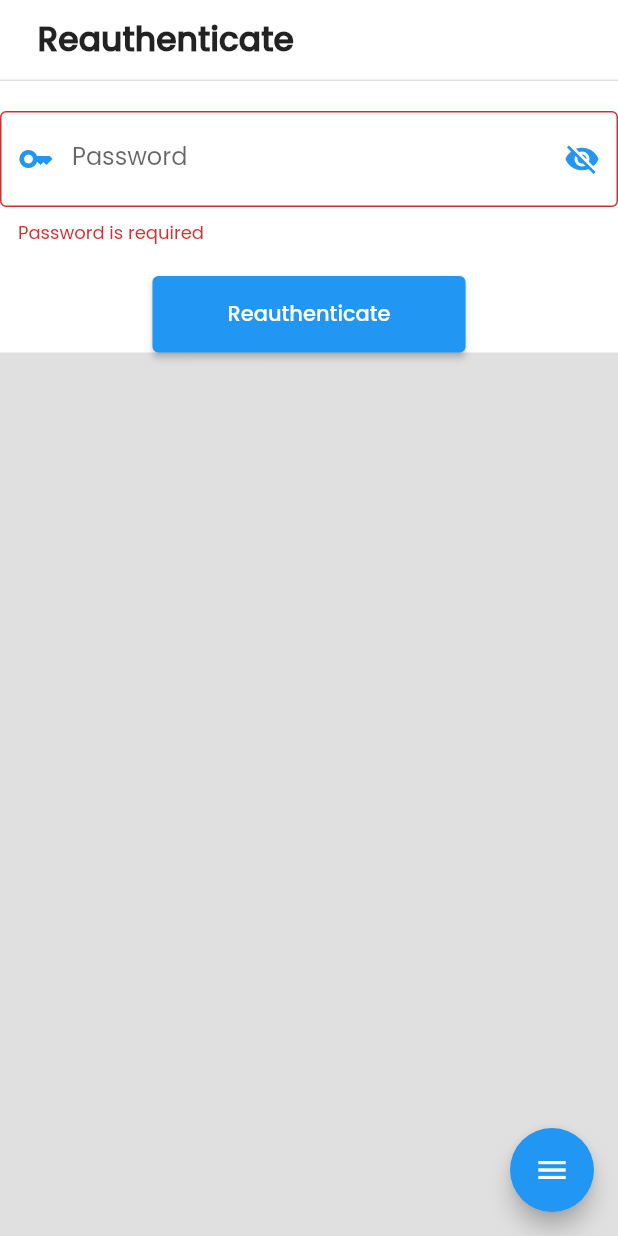
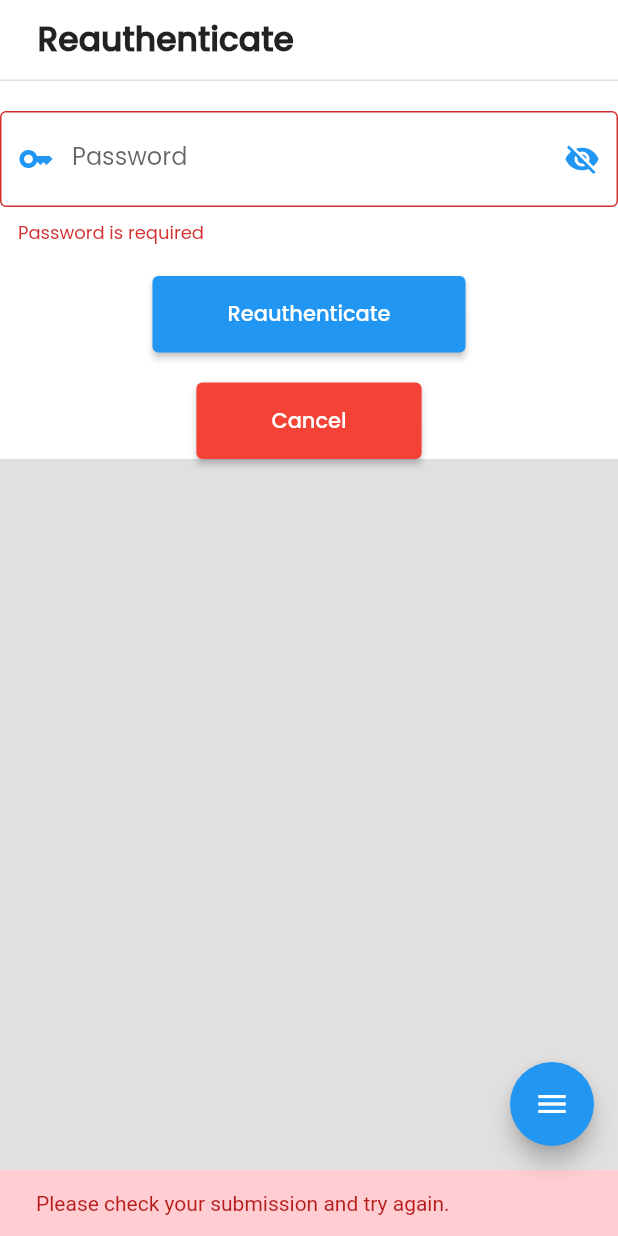
Before and after one commit to BrandonThomas84/gateway-fence-employee, a Flutter app: the ReauthScreen screen opened by its route, after a tap on "Reauthenticate", on a phone screen of 412 x 824 dp. Run offline on Flutter 3.47's test engine with Material 2 defaults, Android fonts, the phone set to English and light mode, and no system bars; our stand-ins replace firebase_auth, firebase_core, firebase_database, form_field_validator, geolocator, go_router; accounts and stored records are empty.

Commit message:
Fixing the reauth mostly. The input field is not starting off as editable when returning after the reauth but the rest of everything is working as expected

```diff
--- a/lib/providers/auth_provider.dart
+++ b/lib/providers/auth_provider.dart
@@ -62,7 +62,9 @@ class AuthProvider extends ChangeNotifier {
   /// This is caluclated using the value of the constant
   /// `reauthenticateFrequencySeconds`
   bool shouldReauthenticate() {
-    return getRefreshDuration() > const Duration(seconds: reauthenticateFrequencySeconds);
+    Duration duration = getRefreshDuration();
+
+    return  duration.inSeconds == 0 || duration > const Duration(seconds: reauthenticateFrequencySeconds);
   }
 }
 
--- a/lib/providers/current_route_provider.dart
+++ b/lib/providers/current_route_provider.dart
@@ -5,13 +5,21 @@ import 'package:go_router/go_router.dart';
 /// Provider to keep track of the current route
 class CurrentRouteProvider extends ChangeNotifier {
   String _currentRoute = '/';
+  String _previousRoute = '/';
 
   String get currentRoute => _currentRoute;
+  String get previousRoute => _previousRoute;
 
   void setCurrentRoute(String route, BuildContext context) {
+    _previousRoute = _currentRoute;
     _currentRoute = route;
     notifyListeners();
     Logger.info('current route changed to $route');
-    context.go(route);
+    // context.go(route);
+    GoRouter.of(context).go(route);
+  }
+
+  void goBack(BuildContext context) {
+    setCurrentRoute(_previousRoute, context);
   }
 }
--- a/lib/screens/profile.dart
+++ b/lib/screens/profile.dart
@@ -124,6 +124,7 @@ class _SettingsScreenState extends State<SettingsScreen> {
                 const SizedBox(height: 40),
                 ProfileInputRow(
                   isSecure: true,
+                  startEditing: !Provider.of<AuthProvider>(context).shouldReauthenticate(),
                   name: 'Email',
                   icon: Icons.email_outlined,
                   initialValue: user?.email ?? '',
--- a/lib/screens/reauth.dart
+++ b/lib/screens/reauth.dart
@@ -2,8 +2,10 @@ import 'package:firebase_auth/firebase_auth.dart';
 import 'package:flutter/material.dart';
 import 'package:gateway_fence_employee/config/colors.dart';
 import 'package:gateway_fence_employee/providers/auth_provider.dart';
+import 'package:gateway_fence_employee/providers/current_route_provider.dart';
 import 'package:gateway_fence_employee/util/log.dart';
 import 'package:gateway_fence_employee/widgets/password_input.dart';
+import 'package:gateway_fence_employee/widgets/snack_bar_themed.dart';
 import 'package:go_router/go_router.dart';
 import 'package:provider/provider.dart';
 import '_helper.dart';
@@ -32,15 +34,18 @@ class _ReauthScreenState extends State<ReauthScreen> {
     _formkey.currentState?.reset();
   }
 
-  Future<void> handleReauthentication(AuthProvider? authProvider) async {
+  Future<String> handleReauthentication(AuthProvider? authProvider) async {
     if (!_formkey.currentState!.validate()) {
       Logger.info('reauthenticate form is invalid');
-      return Future.value();
+      return Future.value('Please check your submission and try again.');
     }
 
     if (authProvider?.user == null) {
       Logger.warn('no user available to reauthenticate in the auth provider');
-      return Future.value();
+      Provider.of<CurrentRouteProvider>(context, listen: false)
+          .setCurrentRoute('/register', context);
+      return Future.value(
+          'It apprears as though your session has ended. Please sign in again.');
     }
 
     try {
@@ -52,19 +57,22 @@ class _ReauthScreenState extends State<ReauthScreen> {
           .then((value) {
         Logger.info('reauthentication successful');
         authProvider.markRefreshed();
-        Navigator.pop(context);
       });
+      return Future.value('success');
     } on FirebaseAuthException catch (e) {
       Logger.error('firebase reauthentication error', data: {
         'code': e.code,
         'message': e.message ?? '',
         'error': e.toString(),
       });
+      return Future.value(e.message);
     } catch (e) {
       Logger.error('unknown reauthentication error', data: {
         'error': e.toString(),
       });
     }
+    return Future.value(
+        'We\'re sorry but an unknown error has occurred. Please try again later');
   }
 
   @override
@@ -95,41 +103,6 @@ class _ReauthScreenState extends State<ReauthScreen> {
                     _password = value;
                   },
                 ),
-                // TextFormField(
-                //   obscureText: !_passwordVisible,
-                //   decoration: InputDecoration(
-                //       hintText: 'Password',
-                //       labelText: 'Password',
-                //       prefixIcon: const Icon(
-                //         Icons.key_outlined,
-                //         color: AppColors.blue,
-                //       ),
-                //       border: const OutlineInputBorder(),
-                //       suffixIcon: IconButton(
-                //         icon: Icon(
-                //           _passwordVisible
-                //               ? Icons.visibility
-                //               : Icons.visibility_off,
-                //           color: AppColors.blue,
-                //         ),
-                //         onPressed: () {
-                //           setState(() {
-                //             _passwordVisible = !_passwordVisible;
-                //           });
-                //         },
-                //       )),
-                //   validator: MultiValidator([
-                //     RequiredValidator(errorText: 'Password is required'),
-                //     MinLengthValidator(8,
-                //         errorText: 'Password must be at least 8 digits long'),
-                //     PatternValidator(r'(?=.*?[#!@$%^&*-])',
-                //         errorText:
-                //             'Password must contain at least one special character')
-                //   ]).call,
-                //   onChanged: (value) {
-                //     _password = value;
-                //   },
-                // ),
                 const SizedBox(height: 20),
                 ElevatedButton(
                   style: ButtonStyle(
@@ -139,9 +112,36 @@ class _ReauthScreenState extends State<ReauthScreen> {
                             horizontal: 50, vertical: 15)),
                   ),
                   onPressed: () {
-                    handleReauthentication(authProvider);
+                    handleReauthentication(authProvider).then((value) {
+                      // if successful
+                      if (value == 'success') {
+                        Provider.of<CurrentRouteProvider>(context,
+                                listen: false)
+                            .goBack(context);
+                        return;
+                      }
+                      SnackBarThemed(
+                        context: context,
+                        message: value,
+                        type: SnackBarThemedType.error,
+                      ).show(durationSeconds: 7);
+                    });
                   },
                   child: const Text('Reauthenticate'),
+                ),
+                const SizedBox(height: 20),
+                ElevatedButton(
+                  style: ButtonStyle(
+                    backgroundColor: MaterialStateProperty.all(Colors.red),
+                    padding: MaterialStateProperty.all(
+                        const EdgeInsets.symmetric(
+                            horizontal: 50, vertical: 15)),
+                  ),
+                  onPressed: () {
+                    Provider.of<CurrentRouteProvider>(context, listen: false)
+                        .goBack(context);
+                  },
+                  child: const Text('Cancel'),
                 ),
               ]),
             ),
--- a/lib/util/auth.dart
+++ b/lib/util/auth.dart
@@ -110,7 +110,7 @@ String getFirebaseAuthenticationErrorMessageFromCode(String code) {
     case 'unauthorized-continue-uri':
       return 'The domain of the continue URL is not whitelisted. Whitelist the domain in the Firebase Console.';
     case 'user-not-found':
-      return 'There is no existing user record corresponding to the email address provided.';
+      return 'There is no existing user record corresponding to the email address provided. You can register for an account or if you think this is an error please contact the system administrator.';
     default:
       return 'An unknown error occurred.';
   }
--- a/lib/widgets/password_input.dart
+++ b/lib/widgets/password_input.dart
@@ -1,19 +1,28 @@
 import 'package:flutter/material.dart';
 import 'package:form_field_validator/form_field_validator.dart';
 import 'package:gateway_fence_employee/config/colors.dart';
+import 'package:gateway_fence_employee/util/log.dart';
+import 'package:gateway_fence_employee/util/validators.dart';
 
 /// A password input that can be used in forms
 class PasswordInput extends StatefulWidget {
   const PasswordInput({
     super.key,
     Function(String password)? this.onChanged,
+    this.extraValidators,
+    this.hintText,
+    this.labelText,
   });
 
   /// The function that will be called when the user changes the password
   final void Function(String password)? onChanged;
 
-  String get password => _PasswordInputState().password;
-  bool get passwordVisible => _PasswordInputState().passwordVisible;
+  /// Add more validators to the field. Useful for when you want to confirm
+  /// a password matches
+  final List<FieldValidator<dynamic>> ? extraValidators;
+
+  final String? hintText;
+  final String? labelText;
 
   @override
   State<PasswordInput> createState() => _PasswordInputState();
@@ -22,17 +31,19 @@ class PasswordInput extends StatefulWidget {
 class _PasswordInputState extends State<PasswordInput> {
   String _password = '';
   bool _passwordVisible = false;
-
-  String get password => _password;
-  bool get passwordVisible => _passwordVisible;
+  List<FieldValidator<dynamic>> ? _validators;
 
   @override
   Widget build(BuildContext context) {
+    Logger.info('password input state is running', data: {
+      'password': _password,
+      'passwordVisible': _passwordVisible,
+    });
     return TextFormField(
       obscureText: !_passwordVisible,
       decoration: InputDecoration(
-          hintText: 'Password',
-          labelText: 'Password',
+          hintText: widget.hintText ?? 'Enter a secure password',
+          labelText: widget.labelText ?? 'Password',
           prefixIcon: const Icon(
             Icons.key_outlined,
             color: AppColors.blue,
@@ -54,7 +65,8 @@ class _PasswordInputState extends State<PasswordInput> {
         MinLengthValidator(8,
             errorText: 'Password must be at least 8 digits long'),
         PatternValidator(r'(?=.*?[#!@$%^&*-])',
-            errorText: 'Password must contain at least one special character')
+            errorText: 'Password must contain at least one special character'),
+        ..._validators ?? [],
       ]).call,
       onChanged: (value) {
         _password = value;
--- a/lib/widgets/sidebar/menu.dart
+++ b/lib/widgets/sidebar/menu.dart
@@ -38,11 +38,6 @@ class Menu extends StatelessWidget {
       title: 'Settings',
       icon: Icons.settings_outlined,
       route: '/settings',
-    ),
-    MenutItemConfig(
-      title: 'Reauthenticate',
-      icon: Icons.security_outlined,
-      route: '/reauth',
     ),
   ];
 
--- a/lib/widgets/snack_bar_themed.dart
+++ b/lib/widgets/snack_bar_themed.dart
@@ -49,9 +49,10 @@ class SnackBarThemed {
     }
   }
 
-  void show() {
+  void show({int? durationSeconds}) {
     ScaffoldMessenger.of(context).showSnackBar(
       SnackBar(
+        duration: Duration(seconds: durationSeconds ?? 3),
         backgroundColor: backgroundColor(),
         content: Text(
           message,
```
Also changed, not shown: lib/screens/login.dart (+12 -41 lines), lib/screens/register.dart (+36 -93 lines), lib/widgets/profile_input_row.dart (+29 -35 lines).
